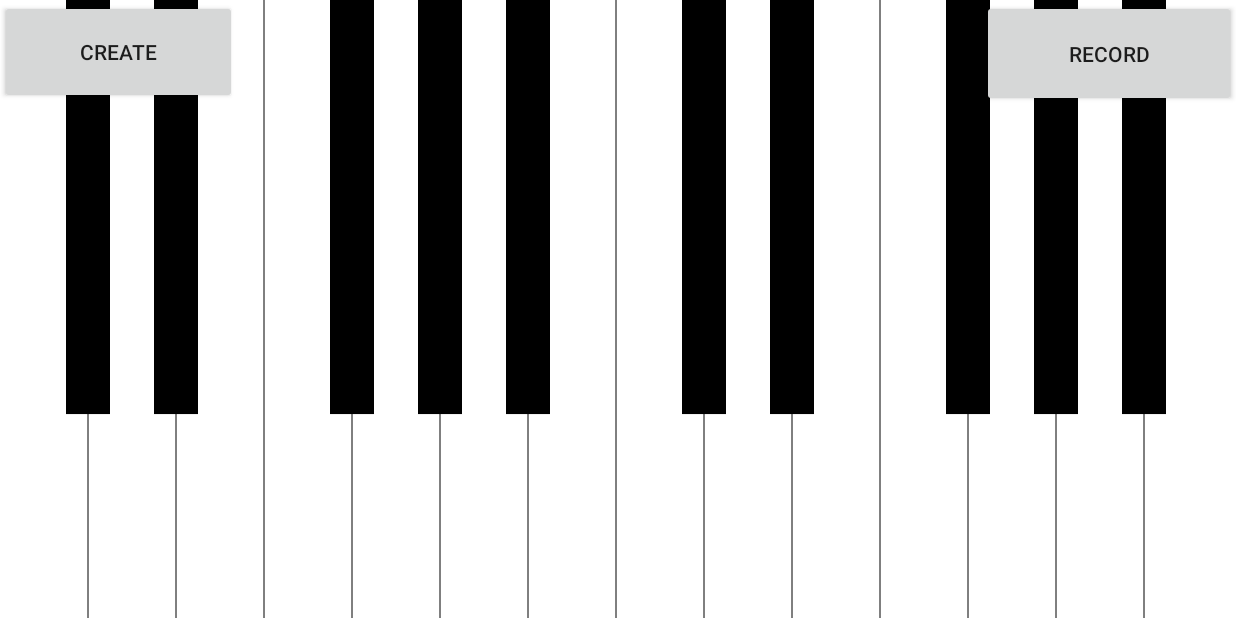
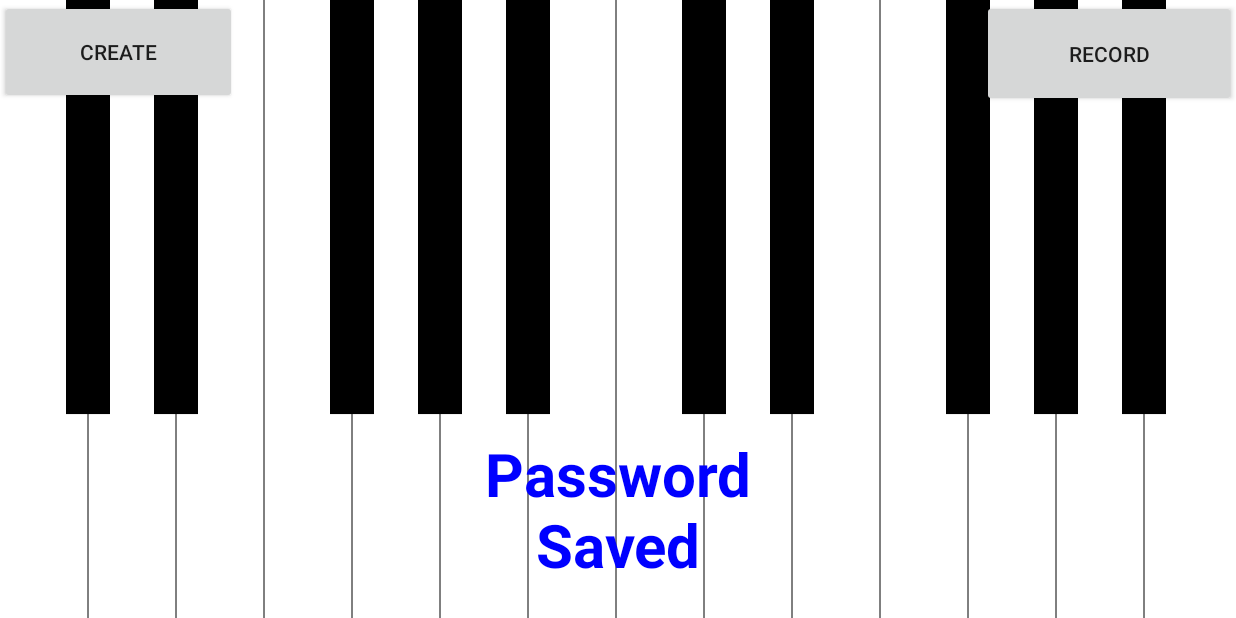
Before and after one commit to 2373655r/PianoKey, an Android app: the screen it shows after launch (PianoActivity), after a tap on "SAVE", on a phone screen of 824 x 412 dp (held sideways). Run offline under Robolectric (Android 15) with nearby library versions, the phone set to English and light mode, and no system bars; 3 other taps on this screen came first.

Commit message:
Success text and merges
Success text and merges done

```diff
--- a/app/src/main/java/com/example/piano/KeyEvent.java
+++ b/app/src/main/java/com/example/piano/KeyEvent.java
@@ -1,14 +1,14 @@
 package com.example.piano;
 
-public class KeyEvent {
+public class KeyEvent{
 
     public int note;
     public float time;
     public boolean press;
 
-    public KeyEvent(int note, float time, boolean press){
+    public KeyEvent(int note, float time, boolean press) {
         this.note = note;
-        this.time  = time;
+        this.time = time;
         this.press = press;
     }
 }
--- a/app/src/main/java/com/example/piano/PianoActivity.java
+++ b/app/src/main/java/com/example/piano/PianoActivity.java
@@ -1,21 +1,31 @@
 package com.example.piano;
 
+import android.graphics.Color;
 import android.os.Bundle;
 //import android.support.v7.app.AppCompatActivity;
+import android.os.CountDownTimer;
 import android.util.Log;
 import android.view.View;
 import android.widget.Button;
+import android.widget.TextView;
 
+import java.nio.Buffer;
+import java.util.Collections;
+import java.util.List;
 import java.util.ArrayList;
 import java.util.stream.Collectors;
 
 import androidx.appcompat.app.AppCompatActivity;
+import java.io.File;  // Import the File class
+import java.io.IOException;  // Import the IOException class to handle errors
 
 public class PianoActivity extends AppCompatActivity {
 
     public Button recordButton;
     public Button createButton;
     public PianoView pianoView;
+
+    public TextView success;
 
     String hiddenPassword = null;
 
@@ -33,6 +43,10 @@ public class PianoActivity extends AppCompatActivity {
         createButton.setTag(1);
         createButton.setText("Create");
 
+        success= (TextView) findViewById(R.id.textView2);
+        success.setText("Success");
+        success.setTextColor(Color.BLUE);
+        success.setVisibility(View.INVISIBLE);
     }
 
     public void OnClickRecordButton(View view){
@@ -88,11 +102,16 @@ public class PianoActivity extends AppCompatActivity {
                 hiddenPassword = password;
             }
         }
+        Log.d("Hidden Pass","" + hiddenPassword);
+        DisplayMessage("Password Saved");
     }
 
     private String EventsToString(ArrayList<KeyEvent> events){
         String curPassword = "";
         //Gonna need to add support for multi key press and timing
+        float longestEndTime = -1;
+
+        ArrayList<KeyEvent> buffer = new ArrayList<KeyEvent>();
         for(KeyEvent e : events){
             curPassword += e.note;
         }
@@ -126,11 +145,40 @@ public class PianoActivity extends AppCompatActivity {
                 Log.d("Normalised Pass:",normalisedPassword);
                 if(hiddenPassword.equals(enteredPassword)){
                     Log.d("Login", "Login Success");
+                    DisplayMessage("Success");
+                    return;
                 } else {
                     Log.d("Login", "Login Failure");
                 }
             }
         }
+        DisplayMessage("Wrong Password");
+    }
+
+
+    //Flashed text s on screen then hides it again
+    public void DisplayMessage(String s){
+
+        if(s == ""){
+            return;
+        }
+
+        //Show user success
+        success.setText(s);
+        success.setVisibility(View.VISIBLE);
+
+        //Timer to hide success text
+        CountDownTimer timer = new CountDownTimer(2000, 1000) {
+
+            @Override
+            public void onTick(long millisUntilFinished) {
+            }
+
+            @Override
+            public void onFinish() {
+                success.setVisibility(View.INVISIBLE);
+            }
+        }.start();
     }
 
 }
--- a/app/src/main/res/layout/activity_main.xml
+++ b/app/src/main/res/layout/activity_main.xml
@@ -28,4 +28,18 @@
         app:layout_constraintStart_toStartOf="parent"
         app:layout_constraintTop_toTopOf="parent" />
 
+    <TextView
+        android:id="@+id/textView2"
+        android:layout_width="276dp"
+        android:layout_height="145dp"
+        android:gravity="center"
+        android:text="@string/success"
+        android:textSize="40dp"
+        android:textStyle="bold"
+        app:layout_constraintBottom_toBottomOf="parent"
+        app:layout_constraintLeft_toLeftOf="parent"
+        app:layout_constraintRight_toRightOf="parent"
+        app:layout_constraintTop_toTopOf="parent"
+        app:layout_constraintVertical_bias="1.0" />
+
 </androidx.constraintlayout.widget.ConstraintLayout>
--- a/app/src/main/res/values/strings.xml
+++ b/app/src/main/res/values/strings.xml
@@ -2,4 +2,5 @@
     <string name="app_name">Piano</string>
     <string name="record">Record</string>
     <string name="create">Create</string>
+    <string name="success">Success</string>
 </resources>
```
